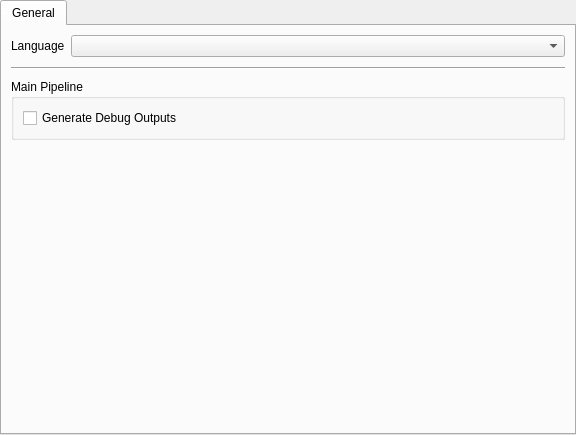
PrepPipe/preppipe-python, file src/preppipe_gui_pyside6/forms/settingwidget.ui: the form before one commit.
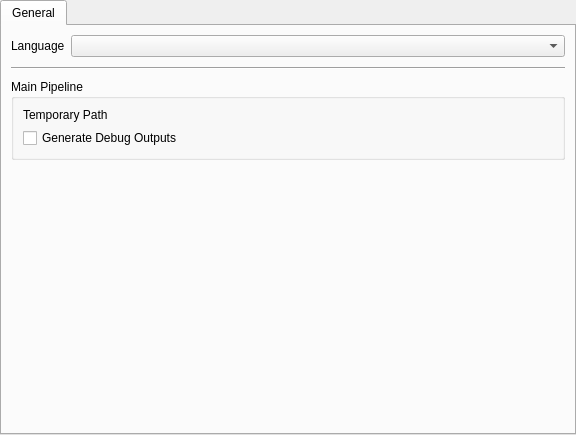
The form after the commit. Custom widgets are drawn as their Qt base class.

Commit message: improve:customize temporary and export path

Diff of the .ui file:
```diff
--- a/src/preppipe_gui_pyside6/forms/settingwidget.ui
+++ b/src/preppipe_gui_pyside6/forms/settingwidget.ui
@@ -53,6 +53,26 @@
          </property>
          <layout class="QFormLayout" name="formLayout_2">
           <item row="0" column="0" colspan="2">
+            <layout class="QHBoxLayout" name="temporaryLayout">
+                <item>
+                    <widget class="QLabel" name="temporaryPathLabel">
+                        <property name="sizePolicy">
+                            <sizepolicy hsizetype="Fixed" vsizetype="Fixed">
+                                <horstretch>0</horstretch>
+                                <verstretch>0</verstretch>
+                            </sizepolicy>
+                        </property>
+                        <property name="text">
+                        <string>Temporary Path</string>
+                        </property>
+                    </widget>
+                </item>
+                <item>
+                    <widget class="FileSelectionWidget" name="temporaryPathWidget" native="true"></widget>
+                </item>
+            </layout>
+          </item>
+          <item row="1" column="0" colspan="2">
            <widget class="QCheckBox" name="debugModeCheckBox">
             <property name="text">
              <string>Generate Debug Outputs</string>
@@ -94,6 +114,14 @@
    </item>
   </layout>
  </widget>
+ <customwidgets>
+  <customwidget>
+   <class>FileSelectionWidget</class>
+   <extends>QWidget</extends>
+   <header>preppipe_gui_pyside6.componentwidgets.fileselectionwidget</header>
+   <container>1</container>
+  </customwidget>
+ </customwidgets>
  <resources/>
  <connections/>
 </ui>
```
The commit also changes 5 other files.
